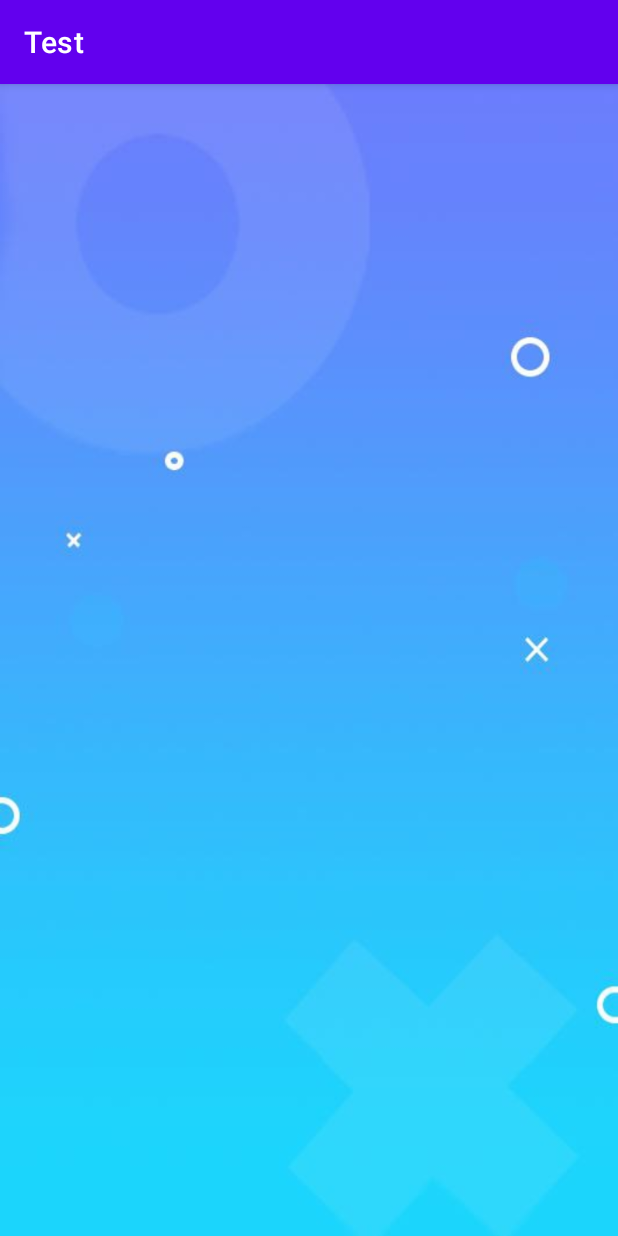
After one commit to Domirando/TesterApp, an Android app: the Rating screen opened directly, with no data from a screen before it, on a phone screen of 412 x 824 dp. The commit adds this screen. Run offline under Robolectric (Android 15) with nearby library versions, the phone set to English and light mode, and no system bars.

Commit message:
rating added

```diff
--- a/app/build.gradle
+++ b/app/build.gradle
@@ -10,7 +10,7 @@ android {
 
     defaultConfig {
         applicationId "com.example.test"
-        minSdk 33
+        minSdk 21
         targetSdk 33
         versionCode 1
         versionName "1.0"
--- a/app/src/main/AndroidManifest.xml
+++ b/app/src/main/AndroidManifest.xml
@@ -14,6 +14,9 @@
         android:theme="@style/Theme.Test"
         tools:ignore="MissingClass"
         tools:targetApi="31">
+        <activity
+            android:name=".Rating"
+            android:exported="false" />
         <activity
             android:name=".PhysicsTest"
             android:exported="false" />
--- /dev/null
+++ b/app/src/main/java/com/example/test/Rating.kt
@@ -0,0 +1,11 @@
+package com.example.test
+
+import androidx.appcompat.app.AppCompatActivity
+import android.os.Bundle
+
+class Rating : AppCompatActivity() {
+    override fun onCreate(savedInstanceState: Bundle?) {
+        super.onCreate(savedInstanceState)
+        setContentView(R.layout.activity_rating)
+    }
+}
--- a/app/src/main/res/layout/activity_main.xml
+++ b/app/src/main/res/layout/activity_main.xml
@@ -37,7 +37,7 @@
         android:layout_height="wrap_content"
         app:layout_constraintStart_toStartOf="parent"
         app:layout_constraintEnd_toEndOf="parent"
-        android:paddingTop="230dp"
+        android:paddingTop="100dp"
         android:id="@+id/text"
         tools:ignore="MissingConstraints">
         <TextView
--- /dev/null
+++ b/app/src/main/res/layout/activity_rating.xml
@@ -0,0 +1,10 @@
+<?xml version="1.0" encoding="utf-8"?>
+<androidx.constraintlayout.widget.ConstraintLayout xmlns:android="http://schemas.android.com/apk/res/android"
+    xmlns:app="http://schemas.android.com/apk/res-auto"
+    xmlns:tools="http://schemas.android.com/tools"
+    android:layout_width="match_parent"
+    android:layout_height="match_parent"
+    android:background="@drawable/photo_5429164951265723049_y"
+    tools:context=".Rating">
+
+</androidx.constraintlayout.widget.ConstraintLayout>
```
Also changed, not shown: app/src/main/java/com/example/test/EnglishTest.kt (+1 -1 lines), app/src/main/java/com/example/test/MathTest.kt (+6 -0 lines), app/src/main/java/com/example/test/RegistrationActivity.kt (+1 -1 lines), app/src/main/res/layout/activity_math_test.xml (+10 -1 lines), app/src/main/res/drawable/photo_5429164951265723049_y.jpg (added).
